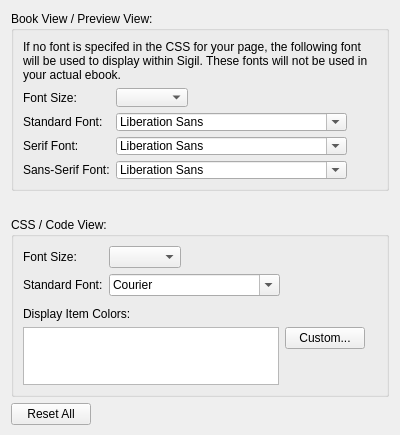
First picture: the form in src/Sigil/Form_Files/PAppearanceWidget.ui, repository Sigil-Ebook/Sigil, before the edit.
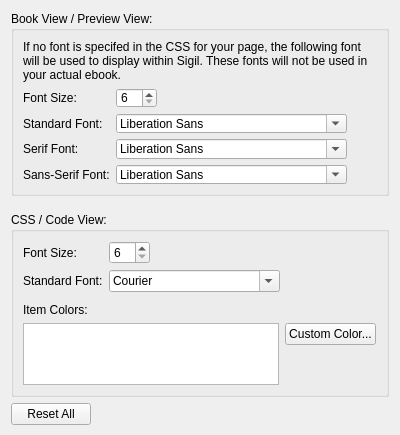
Second picture: the form after the edit.

Commit message: Further issue 1248 tweaks, replacing font size dropdowns with spinbox, label changes and try painting the text with some spacing to address difference between Linux and Windows

```diff
--- a/src/Sigil/Form_Files/PAppearanceWidget.ui
+++ b/src/Sigil/Form_Files/PAppearanceWidget.ui
@@ -7,7 +7,7 @@
     <x>0</x>
     <y>0</y>
     <width>400</width>
-    <height>300</height>
+    <height>435</height>
    </rect>
   </property>
   <property name="windowTitle">
@@ -47,7 +47,7 @@
             </property>
            </widget>
           </item>
-          <item row="1" column="1" colspan="2">
+          <item row="1" column="2" colspan="2">
            <widget class="QFontComboBox" name="cbBookViewFontStandard"/>
           </item>
           <item row="2" column="0">
@@ -60,7 +60,7 @@
             </property>
            </widget>
           </item>
-          <item row="2" column="1" colspan="2">
+          <item row="2" column="2" colspan="2">
            <widget class="QFontComboBox" name="cbBookViewFontSerif"/>
           </item>
           <item row="3" column="0">
@@ -73,7 +73,7 @@
             </property>
            </widget>
           </item>
-          <item row="3" column="1" colspan="2">
+          <item row="3" column="2" colspan="2">
            <widget class="QFontComboBox" name="cbBookViewFontSansSerif"/>
           </item>
           <item row="0" column="0">
@@ -89,10 +89,7 @@
             </property>
            </widget>
           </item>
-          <item row="0" column="1">
-           <widget class="QComboBox" name="cbBookViewFontSize"/>
-          </item>
-          <item row="0" column="2">
+          <item row="0" column="3">
            <spacer name="horizontalSpacer_3">
             <property name="orientation">
              <enum>Qt::Horizontal</enum>
@@ -105,6 +102,16 @@
             </property>
            </spacer>
           </item>
+          <item row="0" column="2">
+           <widget class="QSpinBox" name="bookViewFontSizeSpin">
+            <property name="minimum">
+             <number>6</number>
+            </property>
+            <property name="maximum">
+             <number>99</number>
+            </property>
+           </widget>
+          </item>
          </layout>
         </item>
         <item>
@@ -136,7 +143,7 @@
      <property name="sizeHint" stdset="0">
       <size>
        <width>20</width>
-       <height>20</height>
+       <height>10</height>
       </size>
      </property>
     </spacer>
@@ -181,9 +188,6 @@
             </property>
            </widget>
           </item>
-          <item row="0" column="1">
-           <widget class="QComboBox" name="cbCodeViewFontSize"/>
-          </item>
           <item row="0" column="2">
            <spacer name="horizontalSpacer_4">
             <property name="orientation">
@@ -197,6 +201,13 @@
             </property>
            </spacer>
           </item>
+          <item row="0" column="1">
+           <widget class="QSpinBox" name="codeViewFontSizeSpin">
+            <property name="minimum">
+             <number>6</number>
+            </property>
+           </widget>
+          </item>
          </layout>
         </item>
         <item>
@@ -207,7 +218,7 @@
           <property name="sizeHint" stdset="0">
            <size>
             <width>0</width>
-            <height>20</height>
+            <height>10</height>
            </size>
           </property>
          </spacer>
@@ -235,7 +246,7 @@
         <item row="0" column="0">
          <widget class="QLabel" name="labelColors">
           <property name="text">
-           <string>Display Item Colors:</string>
+           <string>Item Colors:</string>
           </property>
          </widget>
         </item>
@@ -250,11 +261,17 @@
             <verstretch>0</verstretch>
            </sizepolicy>
           </property>
+          <property name="minimumSize">
+           <size>
+            <width>90</width>
+            <height>0</height>
+           </size>
+          </property>
           <property name="toolTip">
            <string>Specify an alternative color for this display item</string>
           </property>
           <property name="text">
-           <string>Custom...</string>
+           <string>Custom Color...</string>
           </property>
          </widget>
         </item>
```
Left out of the diff: 14 changed lines with no effect on the pictures. The commit also changes 1 other file.
